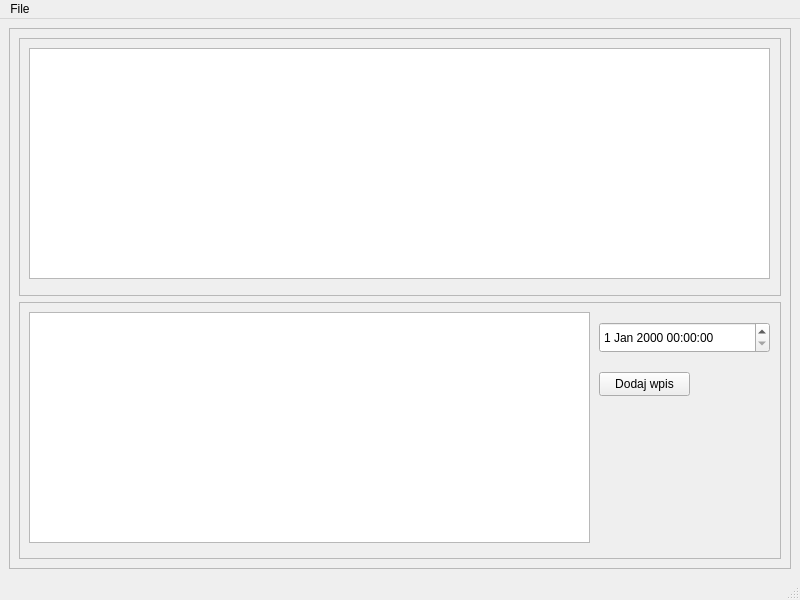
Old version of the form mainwindow.ui in the repository radoslawgegotek/QtDiary.
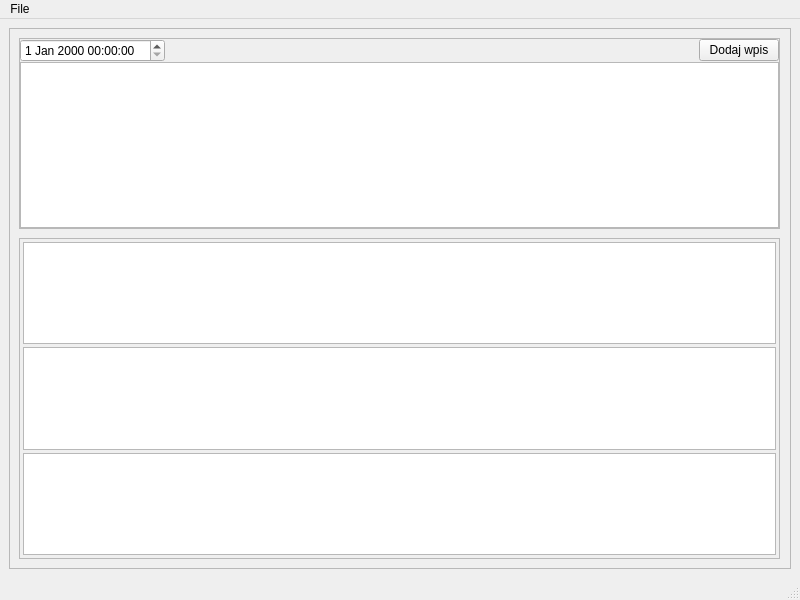
New version of the form.

```diff
--- a/mainwindow.ui
+++ b/mainwindow.ui
@@ -35,74 +35,125 @@
       <property name="frameShadow">
        <enum>QFrame::Raised</enum>
       </property>
-      <layout class="QVBoxLayout" name="verticalLayout_2">
-       <item>
-        <widget class="QFrame" name="frame">
-         <property name="frameShape">
-          <enum>QFrame::StyledPanel</enum>
-         </property>
-         <property name="frameShadow">
-          <enum>QFrame::Raised</enum>
-         </property>
-         <widget class="QTextEdit" name="showRecentEntries">
-          <property name="geometry">
-           <rect>
-            <x>10</x>
-            <y>10</y>
-            <width>741</width>
-            <height>231</height>
-           </rect>
-          </property>
-          <property name="readOnly">
-           <bool>true</bool>
-          </property>
-         </widget>
-        </widget>
-       </item>
-       <item>
-        <widget class="QFrame" name="frame_2">
-         <property name="frameShape">
-          <enum>QFrame::StyledPanel</enum>
-         </property>
-         <property name="frameShadow">
-          <enum>QFrame::Raised</enum>
-         </property>
-         <widget class="QTextEdit" name="entryFieldEdit">
-          <property name="geometry">
-           <rect>
-            <x>10</x>
-            <y>10</y>
-            <width>561</width>
-            <height>231</height>
-           </rect>
-          </property>
-         </widget>
-         <widget class="QDateTimeEdit" name="dateTimeEdit">
-          <property name="geometry">
-           <rect>
-            <x>580</x>
-            <y>20</y>
-            <width>171</width>
-            <height>31</height>
-           </rect>
-          </property>
-         </widget>
+      <widget class="QFrame" name="inputConteiner">
+       <property name="enabled">
+        <bool>true</bool>
+       </property>
+       <property name="geometry">
+        <rect>
+         <x>10</x>
+         <y>10</y>
+         <width>761</width>
+         <height>191</height>
+        </rect>
+       </property>
+       <property name="frameShape">
+        <enum>QFrame::StyledPanel</enum>
+       </property>
+       <property name="frameShadow">
+        <enum>QFrame::Raised</enum>
+       </property>
+       <layout class="QGridLayout" name="gridLayout">
+        <property name="leftMargin">
+         <number>0</number>
+        </property>
+        <property name="topMargin">
+         <number>0</number>
+        </property>
+        <property name="rightMargin">
+         <number>0</number>
+        </property>
+        <property name="bottomMargin">
+         <number>0</number>
+        </property>
+        <property name="spacing">
+         <number>0</number>
+        </property>
+        <item row="0" column="0">
+         <widget class="QDateTimeEdit" name="dateTimeEdit"/>
+        </item>
+        <item row="0" column="2">
          <widget class="QPushButton" name="addEntry">
-          <property name="geometry">
-           <rect>
-            <x>580</x>
-            <y>70</y>
-            <width>91</width>
-            <height>24</height>
-           </rect>
+          <property name="styleSheet">
+           <string notr="true"/>
           </property>
           <property name="text">
            <string>Dodaj wpis</string>
           </property>
          </widget>
-        </widget>
-       </item>
-      </layout>
+        </item>
+        <item row="1" column="0" colspan="3">
+         <widget class="QTextEdit" name="entryFieldEdit"/>
+        </item>
+        <item row="0" column="1">
+         <spacer name="horizontalSpacer">
+          <property name="orientation">
+           <enum>Qt::Horizontal</enum>
+          </property>
+          <property name="sizeHint" stdset="0">
+           <size>
+            <width>35</width>
+            <height>20</height>
+           </size>
+          </property>
+         </spacer>
+        </item>
+       </layout>
+      </widget>
+      <widget class="QFrame" name="outputConteiner">
+       <property name="geometry">
+        <rect>
+         <x>10</x>
+         <y>210</y>
+         <width>761</width>
+         <height>321</height>
+        </rect>
+       </property>
+       <property name="frameShape">
+        <enum>QFrame::StyledPanel</enum>
+       </property>
+       <property name="frameShadow">
+        <enum>QFrame::Raised</enum>
+       </property>
+       <layout class="QVBoxLayout" name="verticalLayout_2">
+        <property name="spacing">
+         <number>3</number>
+        </property>
+        <property name="leftMargin">
+         <number>3</number>
+        </property>
+        <property name="topMargin">
+         <number>3</number>
+        </property>
+        <property name="rightMargin">
+         <number>3</number>
+        </property>
+        <property name="bottomMargin">
+         <number>3</number>
+        </property>
+        <item>
+         <widget class="QTextEdit" name="previous">
+          <property name="readOnly">
+           <bool>true</bool>
+          </property>
+         </widget>
+        </item>
+        <item>
+         <widget class="QTextEdit" name="current">
+          <property name="readOnly">
+           <bool>true</bool>
+          </property>
+         </widget>
+        </item>
+        <item>
+         <widget class="QTextEdit" name="next">
+          <property name="readOnly">
+           <bool>true</bool>
+          </property>
+         </widget>
+        </item>
+       </layout>
+      </widget>
      </widget>
     </item>
    </layout>
```
Left out of the diff: 2 changed lines with no effect on the pictures.
